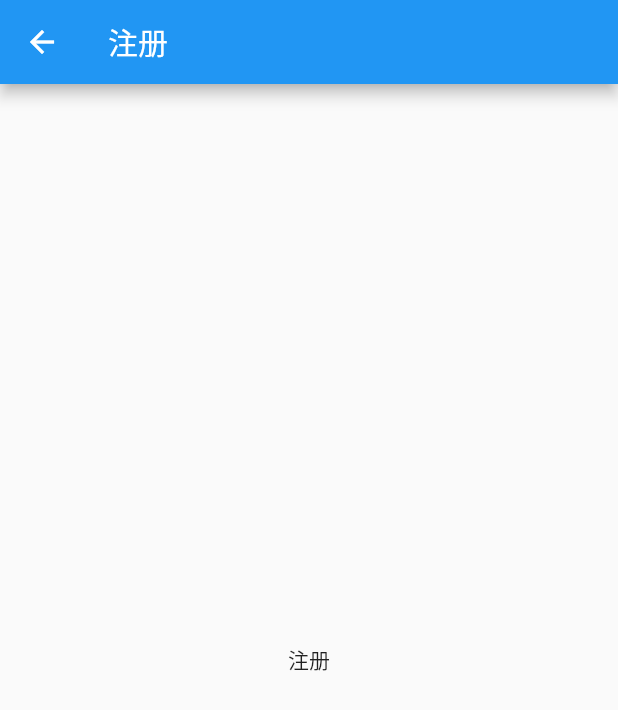
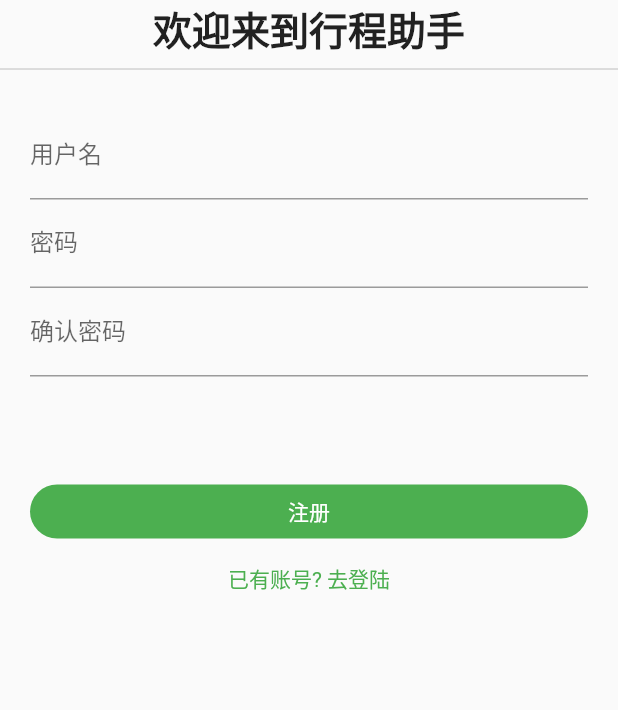
Before and after one commit to ACGUI/travel_plan, a Flutter app: the screen it shows after launch, after a tap on "还没账号? 点击注册", on a phone screen of 412 x 824 dp. Shown: the top 710 px of the screen. Run offline on Flutter 3.47's test engine with Material 2 defaults, Android fonts, the phone set to English and light mode, and no system bars; our stand-ins replace bloc; missing offline and left inert: date_range_picker; network calls fail.

```diff
--- a/lib/model/plan.dart
+++ b/lib/model/plan.dart
@@ -1,5 +1,8 @@
 class Plan{
   String title;
+  String city;
+  String startDate;
+  String endDate;
   String createBy;
   String createTime;
   String bgImg;
--- a/lib/page/component/planCard.dart
+++ b/lib/page/component/planCard.dart
@@ -2,7 +2,7 @@ import "package:flutter/material.dart";
 import "package:travel_plan/model/plan.dart";
 
 class PlanCard extends StatelessWidget {
-  Plan _plan;
+  final Plan _plan;
 
   PlanCard(this._plan);
 
@@ -33,7 +33,7 @@ class PlanCard extends StatelessWidget {
   Widget _Cover({Widget child}) {
     return Container(
       width: 1000,
-      height: 80,
+      height: 75,
       color: Color.fromRGBO(0, 0, 0, 0.5),
       padding: EdgeInsets.all(10),
       child: child,
@@ -45,10 +45,10 @@ class PlanCard extends StatelessWidget {
       crossAxisAlignment: CrossAxisAlignment.start,
       children: <Widget>[
         Text(
-          _plan.createTime + " 出发",
+          _plan.startDate + " 出发",
           style: TextStyle(color: Colors.white),
         ),
-        Text(_plan.title, style: TextStyle(fontSize: 20, color: Colors.white)),
+        Text(_plan.city, style: TextStyle(fontSize: 20, color: Colors.white)),
       ],
     );
   }
--- a/lib/page/login.dart
+++ b/lib/page/login.dart
@@ -71,14 +71,16 @@ class _LoginPage extends State<LoginPage> {
                     )
                   ],
                 ),
-                SizedBox(height: 10,),
+                SizedBox(
+                  height: 10,
+                ),
                 GestureDetector(
                   child: Text(
                     "还没账号? 点击注册",
                     style: TextStyle(color: Colors.green),
                   ),
                   onTap: () {
-                    Navigator.pushNamed(context, "/register");
+                    Navigator.popAndPushNamed(context, "/register");
                   },
                 )
               ],
--- a/lib/page/plan.dart
+++ b/lib/page/plan.dart
@@ -7,9 +7,9 @@ class PlanPage extends StatelessWidget {
   Widget build(BuildContext context) {
     Plan plan = Plan();
     plan.createBy = "lings";
-    plan.createTime = "2018-02-02 20:20:00";
+    plan.startDate = "2018-02-02";
     plan.delFlag = 0;
-    plan.title = "北京";
+    plan.city = "北京";
     plan.bgImg = "https://iph.href.lu/879x800";
     return Scaffold(
       appBar: AppBar(
--- a/lib/page/register.dart
+++ b/lib/page/register.dart
@@ -1,4 +1,5 @@
 import "package:flutter/material.dart";
+import "package:travel_plan/page/style/text.dart";
 
 class RegisterPage extends StatefulWidget {
   @override
@@ -6,13 +7,80 @@ class RegisterPage extends StatefulWidget {
 }
 
 class _RegisterPage extends State<RegisterPage> {
+  String username;
+  String password;
+  String password2;
   @override
   Widget build(BuildContext context) {
     return Scaffold(
-      appBar: AppBar(
-        title: Text("注册"),
-      ),
-      body: Center(child: Text("注册")),
-    );
+        body: SafeArea(
+          child: Column(
+            children: <Widget>[
+              Center(
+                child: Text(
+                  "欢迎来到行程助手",
+                  style: CustomTextStyle.title,
+                ),
+              ),
+              Divider(
+                color: Colors.grey[400],
+              ),
+              Padding(
+                padding: const EdgeInsets.all(20),
+                child: Column(
+                  children: <Widget>[
+                    TextField(
+                      decoration: InputDecoration(labelText: "用户名"),
+                      onChanged: (val) {
+                        username = val;
+                      },
+                    ),
+                    TextField(
+                      decoration: InputDecoration(labelText: "密码"),
+                      onChanged: (val) {
+                        password = val;
+                      },
+                    ),
+                    TextField(
+                      decoration: InputDecoration(labelText: "确认密码"),
+                      onChanged: (val) {
+                        password = val;
+                      },
+                    ),
+                    Text(password2!=null && password!=password2?"两次密码不一致":""),
+                    SizedBox(height: 50),
+                    Row(
+                      children: <Widget>[
+                        Expanded(
+                          child: FlatButton(
+                            shape: StadiumBorder(),
+                            child: Text(
+                              "注册",
+                              style: TextStyle(color: Colors.white),
+                            ),
+                            onPressed: () {
+                              Navigator.pushNamed(context, "/");
+                            },
+                            color: Colors.green,
+                          ),
+                        )
+                      ],
+                    ),
+                    SizedBox(height: 10,),
+                    GestureDetector(
+                      child: Text(
+                        "已有账号? 去登陆",
+                        style: TextStyle(color: Colors.green),
+                      ),
+                      onTap: () {
+                        Navigator.popAndPushNamed(context, "/login");
+                      },
+                    )
+                  ],
+                ),
+              ),
+            ],
+          ),
+        ));
   }
 }
```
Also changed, not shown: lib/page/component/cities.dart (+41 -13 lines), lib/page/component/cityCard.dart (+24 -0 lines), lib/page/counter.dart (deleted, +0 -48 lines), lib/page/planForm.dart (+29 -14 lines).
